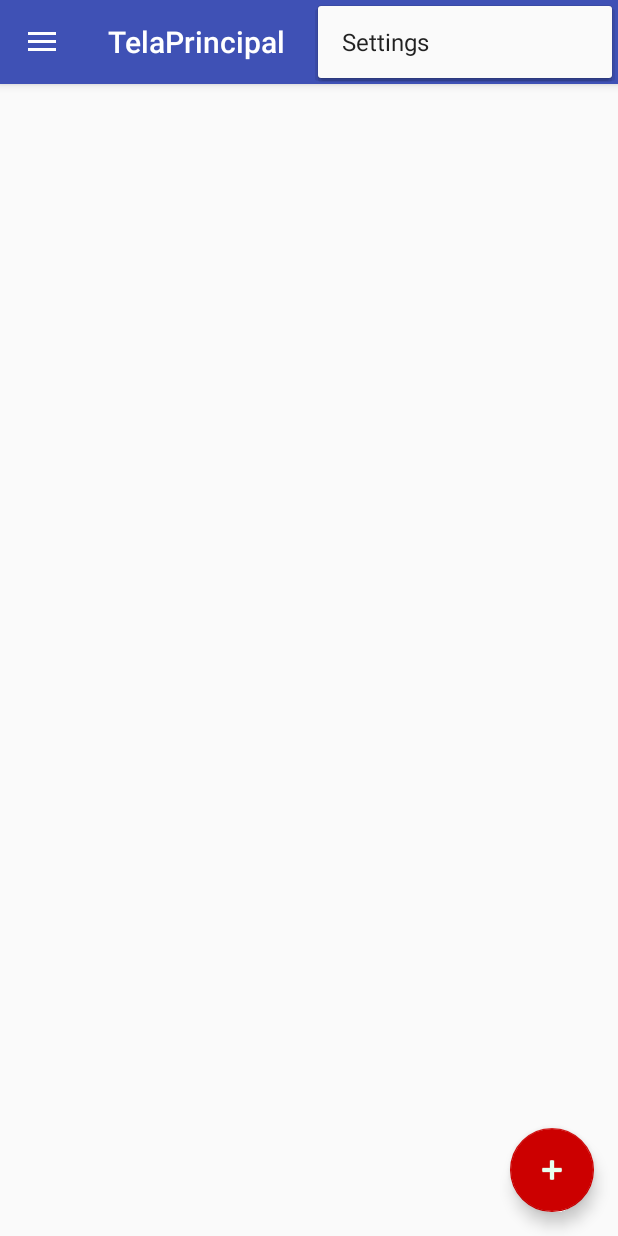
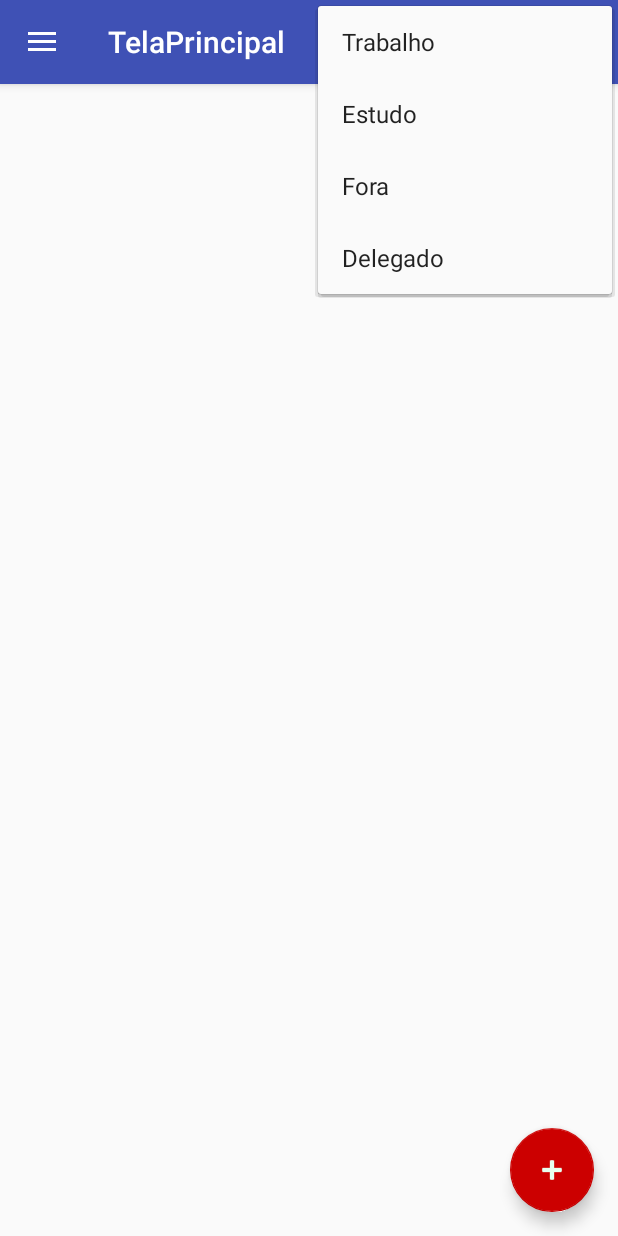
Before and after one commit to paulori22/ZenApp, an Android app: the TelaPrincipal screen opened directly, with no data from a screen before it, with the options menu open, on a phone screen of 412 x 824 dp. Run offline under Robolectric (Android 15) with nearby library versions, the phone set to English and light mode, and no system bars; our stand-ins replace Firebase (no records; nobody signed in at launch, a user with empty details on screens opened directly); libraries missing offline, so code that uses them is left out: com.github.brnunes.swipeablerecyclerview; 2 statements that could not run were skipped.

Commit message:
Mudancas de tela utilizando filtro adicionado e menus

```diff
--- a/app/src/main/java/com/example/dispositivo/zenapp/TelaPrincipal.java
+++ b/app/src/main/java/com/example/dispositivo/zenapp/TelaPrincipal.java
@@ -53,6 +53,9 @@ public class TelaPrincipal extends AppCompatActivity
     private List<Tarefa> tarefasListas = new ArrayList<Tarefa>();
     private FloatingActionButton floatingActionButton;
     private RecyclerView.OnItemTouchListener onItemTouchListener;
+    private final String tipo_diario = "TDIARIA/";
+    private final String tipo_semanal = "TSEMANAL/";
+    private String tela_atual= "TDIARIA/";
 
     // UI references.
 
@@ -77,25 +80,7 @@ public class TelaPrincipal extends AppCompatActivity
         data = FirebaseDatabase.getInstance();
         bd = new Firebase(usuario,data);
 
-        DatabaseReference myRef = data.getReference("TDIARIA/" + usuario.getUid());
-
-        myRef.addValueEventListener(new ValueEventListener() {
-            @Override
-            public void onDataChange(DataSnapshot dataSnapshot) {
-                tarefasListas.clear();
-                for(DataSnapshot datachild: dataSnapshot.getChildren()) {
-                    Tarefa novo = datachild.getValue(Tarefa.class);
-                    Log.e("PEGANDO VALOR DO BD "," id = " + novo.getId() + "  titulo = " + novo.getTitulo());
-                    tarefasListas.add(novo);
-                    adapter.notifyDataSetChanged();
-                }
-            }
-
-            @Override
-            public void onCancelled(DatabaseError error) {
-
-            }
-        });
+        filtro(tipo_diario);
 
 
         Toolbar toolbar = (Toolbar) findViewById(R.id.toolbar);
@@ -140,7 +125,20 @@ public class TelaPrincipal extends AppCompatActivity
         int id = item.getItemId();
 
         //noinspection SimplifiableIfStatement
-        if (id == R.id.action_settings) {
+        if (id == R.id.fil_trabalho) {
+            filtro(tela_atual,"Trabalho");
+            return true;
+        }
+        else if(id == R.id.fil_estudo){
+            filtro(tela_atual,"Estudo");
+            return true;
+        }
+        else if(id == R.id.fil_fora){
+            filtro(tela_atual,"Fora");
+            return true;
+        }
+        else if(id == R.id.fil_delegado){
+            filtro(tela_atual,"Delegado");
             return true;
         }
 
@@ -154,9 +152,11 @@ public class TelaPrincipal extends AppCompatActivity
         int id = item.getItemId();
 
         if (id == R.id.nav_diarias) {
-            // tarefas diariais
+            tela_atual=tipo_diario;
+            filtro(tipo_diario);
         } else if (id == R.id.nav_semanais) {
-
+            tela_atual=tipo_semanal;
+            filtro(tipo_semanal);
         }else if (id == R.id.nav_logout) {
             FirebaseAuth.getInstance().signOut();
             Intent Login = new Intent(getApplicationContext(),LoginActivity.class);
@@ -213,6 +213,65 @@ public class TelaPrincipal extends AppCompatActivity
                 Intent CadastrarTarefa = new Intent(getApplicationContext(), CadastrarTarefa.class);
                 CadastrarTarefa.putExtra("com.example.dispositivo.zenapp.id_tarefa",String.valueOf(tarefasListas.size()));
                 startActivity(CadastrarTarefa);
+
+            }
+        });
+
+
+    }
+
+    public void filtro(String type, final String tag) {
+
+
+
+
+
+        DatabaseReference myRef = data.getReference(type + usuario.getUid());
+
+        myRef.addValueEventListener(new ValueEventListener() {
+            @Override
+            public void onDataChange(DataSnapshot dataSnapshot) {
+                tarefasListas.clear();
+
+                for (DataSnapshot datachild : dataSnapshot.getChildren()) {
+                    Tarefa novo = datachild.getValue(Tarefa.class);
+                    if(novo.getTag()==tag)
+                        tarefasListas.add(novo);
+
+                }
+                adapter.notifyDataSetChanged();
+                Toast.makeText(TelaPrincipal.this, "baladinha" , Toast.LENGTH_SHORT).show();
+            }
+
+            @Override
+            public void onCancelled(DatabaseError error) {
+
+            }
+        });
+
+
+    }
+
+    public void filtro(String type) {
+
+        DatabaseReference myRef = data.getReference(type + usuario.getUid());
+
+        myRef.addValueEventListener(new ValueEventListener() {
+            @Override
+            public void onDataChange(DataSnapshot dataSnapshot) {
+                tarefasListas.clear();
+                for (DataSnapshot datachild : dataSnapshot.getChildren()) {
+                    Tarefa novo = datachild.getValue(Tarefa.class);
+                    tarefasListas.add(novo);
+
+
+                }
+                adapter.notifyDataSetChanged();
+                Toast.makeText(TelaPrincipal.this, "baladinha" , Toast.LENGTH_SHORT).show();
+            }
+
+            @Override
+            public void onCancelled(DatabaseError error) {
 
             }
         });
--- a/app/src/main/res/menu/activity_tela_principal_drawer.xml
+++ b/app/src/main/res/menu/activity_tela_principal_drawer.xml
@@ -2,6 +2,8 @@
 <menu xmlns:android="http://schemas.android.com/apk/res/android">
 
     <group android:checkableBehavior="single">
+        <item android:title="Tarefas">
+            <menu>
         <item
             android:id="@+id/nav_diarias"
             android:icon="@drawable/ic_menu_diarias"
@@ -10,9 +12,11 @@
             android:id="@+id/nav_semanais"
             android:icon="@drawable/ic_menu_semanais"
             android:title="Tarefas Semanais" />
-        <item
-            android:id="@+id/nav_logout"
-            android:icon="@drawable/ic_menu_logout"
-            android:title="Sair" />
+            </menu>
+        </item>
     </group>
+    <item
+        android:id="@+id/nav_logout"
+        android:icon="@drawable/ic_menu_logout"
+        android:title="Sair" />
 </menu>
--- a/app/src/main/res/menu/tela_principal.xml
+++ b/app/src/main/res/menu/tela_principal.xml
@@ -2,10 +2,27 @@
 <menu xmlns:android="http://schemas.android.com/apk/res/android"
     xmlns:app="http://schemas.android.com/apk/res-auto">
     <item
-        android:id="@+id/action_settings"
+        android:id="@+id/fil_trabalho"
         android:orderInCategory="100"
-        android:title="@string/action_settings"
+        android:title="Trabalho"
         app:showAsAction="never" />
+    <item
+        android:id="@+id/fil_estudo"
+        android:orderInCategory="100"
+        android:title="Estudo"
+        app:showAsAction="never" />
+    <item
+        android:id="@+id/fil_fora"
+        android:orderInCategory="100"
+        android:title="Fora"
+        app:showAsAction="never" />
+    <item
+        android:id="@+id/fil_delegado"
+        android:orderInCategory="100"
+        android:title="Delegado"
+        app:showAsAction="never" />
+
+
 
     <!-- "Mark Favorite", should appear as action button if possible -->
 
```
